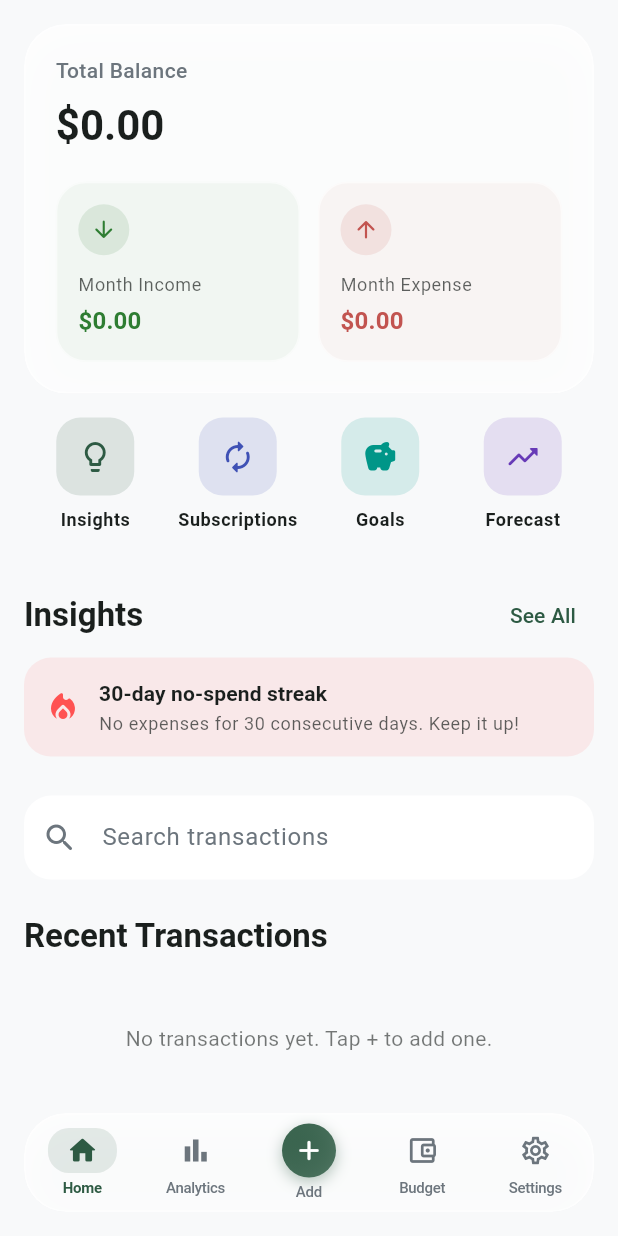
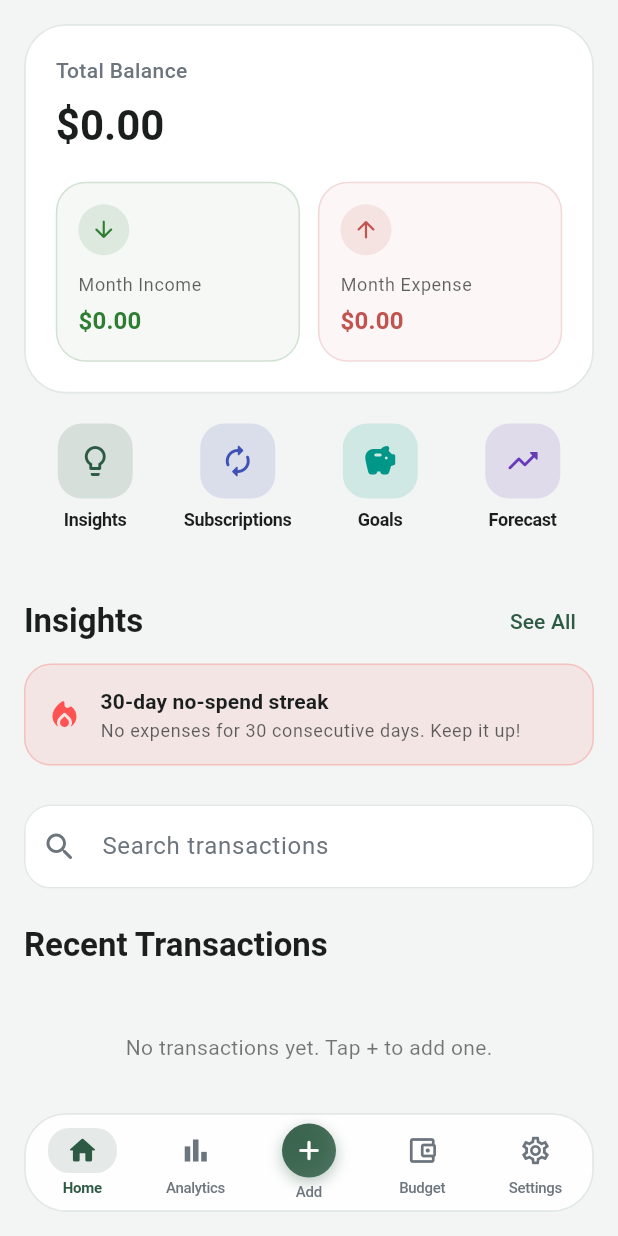
Before and after one commit to AR-NIHAL/trackora-finance-app, a Flutter app: the screen it shows after launch, on a phone screen of 412 x 824 dp. Run offline on Flutter 3.47's test engine with Material 3 defaults, Android fonts, the light colour scheme and no system bars; our stand-ins replace csv, fl_chart, flutter_riverpod, freezed_annotation, go_router, hive and 5 more; accounts and stored records are empty.

Commit message:
feat : Card fix and analytics section fixed

```diff
--- a/expense_tracker/lib/app/theme/app_colors.dart
+++ b/expense_tracker/lib/app/theme/app_colors.dart
@@ -7,12 +7,16 @@ class AppColors {
   static const Color primary = primaryLight;
 
   // Background (Scaffold)
-  static const Color scaffoldLight = Color(0xFFF8F9FA);
+  static const Color scaffoldLight = Color(0xFFF2F5F3);
   static const Color scaffoldDark = Color(0xFF111418);
 
   // Surface / Cards
   static const Color cardLight = Color(0xFFFFFFFF);
   static const Color cardDark = Color(0xFF1A2027);
+
+  // Card Borders
+  static const Color cardBorderLight = Color(0xFFE2E8E4);
+  static const Color cardBorderDark = Color(0x1FFFFFFF);
 
   // Primary Text
   static const Color textPrimaryLight = Color(0xFF1A1F1D);
@@ -31,6 +35,11 @@ class AppColors {
   static const Color expenseDark = Color(0xFFE57373);
 
   // Dynamic context helpers
+  static Color cardBorder(BuildContext context) =>
+      Theme.of(context).brightness == Brightness.dark
+          ? cardBorderDark
+          : cardBorderLight;
+
   static Color primaryColor(BuildContext context) =>
       Theme.of(context).brightness == Brightness.dark
           ? primaryDark
--- a/expense_tracker/lib/features/analytics/presentation/widgets/analytics_bar_chart.dart
+++ b/expense_tracker/lib/features/analytics/presentation/widgets/analytics_bar_chart.dart
@@ -58,8 +58,11 @@ class AnalyticsBarChart extends StatelessWidget {
               fitInsideVertically: true,
               getTooltipItem: (group, groupIndex, rod, rodIndex) {
                 final point = points[group.x];
+                final label = point.label.startsWith('W') && point.label.length == 2
+                    ? 'Week ${point.label.substring(1)}'
+                    : point.label;
                 return BarTooltipItem(
-                  '${point.label}\n${AppUtils.formatCurrency(point.value, currencyCode)}',
+                  '$label\n${AppUtils.formatCurrency(point.value, currencyCode)}',
                   const TextStyle(
                     color: Colors.white,
                     fontSize: 12,
--- a/expense_tracker/lib/features/analytics/presentation/widgets/analytics_line_chart.dart
+++ b/expense_tracker/lib/features/analytics/presentation/widgets/analytics_line_chart.dart
@@ -37,9 +37,12 @@ class AnalyticsLineChart extends StatelessWidget {
               getTooltipItems: (touchedSpots) {
                 return touchedSpots.map((spot) {
                   final index = spot.x.toInt();
-                  final label = (index >= 0 && index < points.length)
+                  final rawLabel = (index >= 0 && index < points.length)
                       ? points[index].label
                       : '';
+                  final label = rawLabel.startsWith('W') && rawLabel.length == 2
+                      ? 'Week ${rawLabel.substring(1)}'
+                      : rawLabel;
                   return LineTooltipItem(
                     '$label\n${AppUtils.formatCurrency(spot.y, currencyCode)}',
                     const TextStyle(
--- a/expense_tracker/lib/features/home/presentation/widgets/amount_overview_chip.dart
+++ b/expense_tracker/lib/features/home/presentation/widgets/amount_overview_chip.dart
@@ -31,7 +31,9 @@ class AmountOverviewChip extends StatelessWidget {
         border: Border.all(
           color: isDark
               ? Colors.white.withValues(alpha: 0.08)
-              : Colors.white.withValues(alpha: 0.6),
+              : (accentColor != null
+                  ? accentColor!.withValues(alpha: 0.18)
+                  : const Color(0xFFE2E8E4)),
           width: 1,
         ),
       ),
@@ -54,14 +56,22 @@ class AmountOverviewChip extends StatelessWidget {
             ),
           ),
           const SizedBox(height: 12),
-          Text(
+          FittedBox(
+            fit: BoxFit.scaleDown,
+            alignment: Alignment.centerLeft,
+            child: Text(
               title,
+              maxLines: 1,
               style: theme.textTheme.bodySmall?.copyWith(
                 color: theme.colorScheme.onSurface.withValues(alpha: 0.7),
               ),
             ),
+          ),
           const SizedBox(height: 4),
-          Text(
+          FittedBox(
+            fit: BoxFit.scaleDown,
+            alignment: Alignment.centerLeft,
+            child: Text(
               amount,
               maxLines: 1,
               overflow: TextOverflow.ellipsis,
@@ -70,6 +80,7 @@ class AmountOverviewChip extends StatelessWidget {
                 color: accentColor ?? theme.colorScheme.onSurface,
               ),
             ),
+          ),
         ],
       ),
     );
--- a/expense_tracker/lib/features/home/presentation/widgets/balance_card.dart
+++ b/expense_tracker/lib/features/home/presentation/widgets/balance_card.dart
@@ -31,20 +31,26 @@ class BalanceSummaryCard extends ConsumerWidget {
           decoration: BoxDecoration(
             borderRadius: BorderRadius.circular(28),
             color: isDark
-                ? AppColors.cardDark.withValues(alpha: 0.75)
-                : AppColors.cardLight.withValues(alpha: 0.8),
+                ? AppColors.cardDark.withValues(alpha: 0.85)
+                : AppColors.cardLight,
             border: Border.all(
-              color: isDark
-                  ? Colors.white.withValues(alpha: 0.12)
-                  : Colors.white.withValues(alpha: 0.6),
+              color: AppColors.cardBorder(context),
               width: 1.2,
             ),
             boxShadow: [
               BoxShadow(
-                color: (isDark ? Colors.black : const Color(0xFF64748B))
-                    .withValues(alpha: isDark ? 0.3 : 0.08),
-                blurRadius: 24,
-                offset: const Offset(0, 8),
+                color: isDark
+                    ? Colors.black.withValues(alpha: 0.3)
+                    : const Color(0xFF1E293B).withValues(alpha: 0.06),
+                blurRadius: 18,
+                offset: const Offset(0, 6),
+              ),
+              BoxShadow(
+                color: isDark
+                    ? Colors.transparent
+                    : const Color(0xFF1E293B).withValues(alpha: 0.02),
+                blurRadius: 4,
+                offset: const Offset(0, 1),
               ),
             ],
           ),
@@ -59,11 +65,15 @@ class BalanceSummaryCard extends ConsumerWidget {
                 ),
               ),
               const SizedBox(height: 8),
-              Text(
-                AppUtils.formatCurrency(balance, currencyCode),
-                style: theme.textTheme.headlineMedium?.copyWith(
-                  fontWeight: FontWeight.w700,
-                  color: AppColors.textPrimary(context),
+              FittedBox(
+                fit: BoxFit.scaleDown,
+                alignment: Alignment.centerLeft,
+                child: Text(
+                  AppUtils.formatCurrency(balance, currencyCode),
+                  style: theme.textTheme.headlineMedium?.copyWith(
+                    fontWeight: FontWeight.w700,
+                    color: AppColors.textPrimary(context),
+                  ),
                 ),
               ),
               const SizedBox(height: 20),
--- a/expense_tracker/lib/features/home/presentation/widgets/home_quick_actions.dart
+++ b/expense_tracker/lib/features/home/presentation/widgets/home_quick_actions.dart
@@ -42,7 +42,7 @@ class HomeQuickActions extends StatelessWidget {
       children: actions.map((action) {
         return Expanded(
           child: Padding(
-            padding: const EdgeInsets.symmetric(horizontal: 4),
+            padding: const EdgeInsets.symmetric(horizontal: 2),
             child: InkWell(
               borderRadius: BorderRadius.circular(18),
               onTap: () {
@@ -50,25 +50,39 @@ class HomeQuickActions extends StatelessWidget {
                   MaterialPageRoute<void>(builder: (context) => action.$4),
                 );
               },
+              child: Padding(
+                padding: const EdgeInsets.symmetric(vertical: 4),
                 child: Column(
+                  mainAxisSize: MainAxisSize.min,
                   children: [
                     Container(
-                    height: 52,
-                    width: 52,
+                      height: 50,
+                      width: 50,
                       decoration: BoxDecoration(
                         borderRadius: BorderRadius.circular(16),
                         color: action.$3.withValues(alpha: 0.14),
                       ),
-                    child: Icon(action.$1, color: action.$3),
+                      child: Icon(action.$1, color: action.$3, size: 24),
                     ),
-                  const SizedBox(height: 8),
-                  Text(
+                    const SizedBox(height: 6),
+                    SizedBox(
+                      width: double.infinity,
+                      child: FittedBox(
+                        fit: BoxFit.scaleDown,
+                        alignment: Alignment.center,
+                        child: Text(
                           action.$2,
+                          maxLines: 1,
+                          textAlign: TextAlign.center,
                           style: theme.textTheme.bodySmall?.copyWith(
                             fontWeight: FontWeight.w600,
+                            letterSpacing: -0.2,
+                          ),
+                        ),
                       ),
                     ),
                   ],
+                ),
               ),
             ),
           ),
--- a/expense_tracker/lib/features/home/presentation/widgets/home_search_field.dart
+++ b/expense_tracker/lib/features/home/presentation/widgets/home_search_field.dart
@@ -1,3 +1,4 @@
+import 'package:expense_tracker/app/theme/app_colors.dart';
 import 'package:flutter/material.dart';
 
 class HomeSearchField extends StatefulWidget {
@@ -53,7 +54,17 @@ class _HomeSearchFieldState extends State<HomeSearchField> {
         contentPadding: const EdgeInsets.symmetric(vertical: 16),
         border: OutlineInputBorder(
           borderRadius: BorderRadius.circular(18),
-          borderSide: BorderSide.none,
+          borderSide: BorderSide(
+            color: AppColors.cardBorder(context),
+            width: 1,
+          ),
+        ),
+        enabledBorder: OutlineInputBorder(
+          borderRadius: BorderRadius.circular(18),
+          borderSide: BorderSide(
+            color: AppColors.cardBorder(context),
+            width: 1,
+          ),
         ),
       ),
     );
--- a/expense_tracker/lib/features/home/presentation/widgets/insights_preview.dart
+++ b/expense_tracker/lib/features/home/presentation/widgets/insights_preview.dart
@@ -47,6 +47,10 @@ class InsightsPreview extends ConsumerWidget {
             decoration: BoxDecoration(
               borderRadius: BorderRadius.circular(18),
               color: insight.color.withValues(alpha: 0.10),
+              border: Border.all(
+                color: insight.color.withValues(alpha: 0.25),
+                width: 1,
+              ),
             ),
             child: Row(
               children: [
--- a/expense_tracker/lib/shared/widgets/app_bottom_nav_bar.dart
+++ b/expense_tracker/lib/shared/widgets/app_bottom_nav_bar.dart
@@ -57,13 +57,17 @@ class AppBottomNavBar extends StatelessWidget {
                   ),
                 ),
                 const SizedBox(height: 2),
-                Text(
+                FittedBox(
+                  fit: BoxFit.scaleDown,
+                  child: Text(
                     label,
+                    maxLines: 1,
                     style: TextStyle(
                       fontSize: 10,
                       fontWeight: isSelected ? FontWeight.w700 : FontWeight.w500,
                       color: isSelected ? primaryColor : unselectedColor,
                       letterSpacing: -0.2,
+                    ),
                   ),
                 ),
               ],
@@ -121,8 +125,11 @@ class AppBottomNavBar extends StatelessWidget {
                   ),
                 ),
                 const SizedBox(height: 2),
-                Text(
+                FittedBox(
+                  fit: BoxFit.scaleDown,
+                  child: Text(
                     'Add',
+                    maxLines: 1,
                     style: TextStyle(
                       fontSize: 10,
                       fontWeight: isSelected ? FontWeight.w700 : FontWeight.w500,
@@ -130,6 +137,7 @@ class AppBottomNavBar extends StatelessWidget {
                           ? primaryColor
                           : theme.colorScheme.onSurfaceVariant,
                       letterSpacing: -0.2,
+                    ),
                   ),
                 ),
               ],
@@ -160,20 +168,19 @@ class AppBottomNavBar extends StatelessWidget {
             height: 66,
             decoration: BoxDecoration(
               color: isDark
-                  ? AppColors.cardDark.withValues(alpha: 0.75)
-                  : AppColors.cardLight.withValues(alpha: 0.8),
+                  ? AppColors.cardDark.withValues(alpha: 0.85)
+                  : AppColors.cardLight.withValues(alpha: 0.95),
               borderRadius: BorderRadius.circular(28),
               border: Border.all(
-                color: isDark
-                    ? Colors.white.withValues(alpha: 0.12)
-                    : Colors.white.withValues(alpha: 0.6),
+                color: AppColors.cardBorder(context),
                 width: 1.2,
               ),
               boxShadow: [
                 BoxShadow(
-                  color: (isDark ? Colors.black : const Color(0xFF64748B))
-                      .withValues(alpha: isDark ? 0.35 : 0.12),
-                  blurRadius: 24,
+                  color: isDark
+                      ? Colors.black.withValues(alpha: 0.35)
+                      : const Color(0xFF1E293B).withValues(alpha: 0.08),
+                  blurRadius: 20,
                   offset: const Offset(0, 8),
                 ),
               ],
```
Also changed, not shown: expense_tracker/lib/features/analytics/presentation/widgets/analytics_cash_flow_card.dart (+20 -10 lines), expense_tracker/lib/features/analytics/presentation/widgets/analytics_chart_container.dart (+15 -9 lines), expense_tracker/lib/features/analytics/presentation/widgets/analytics_kpi_card.dart (+37 -12 lines), expense_tracker/lib/features/analytics/presentation/widgets/category_spending_card.dart (+7 -2 lines), expense_tracker/lib/features/analytics/state/analytics_provider.dart (+13 -10 lines), expense_tracker/lib/features/home/presentation/widgets/recent_transaction_card.dart (+13 -4 lines), 1 other file. Lines whose indentation alone changed are shown as unchanged.
